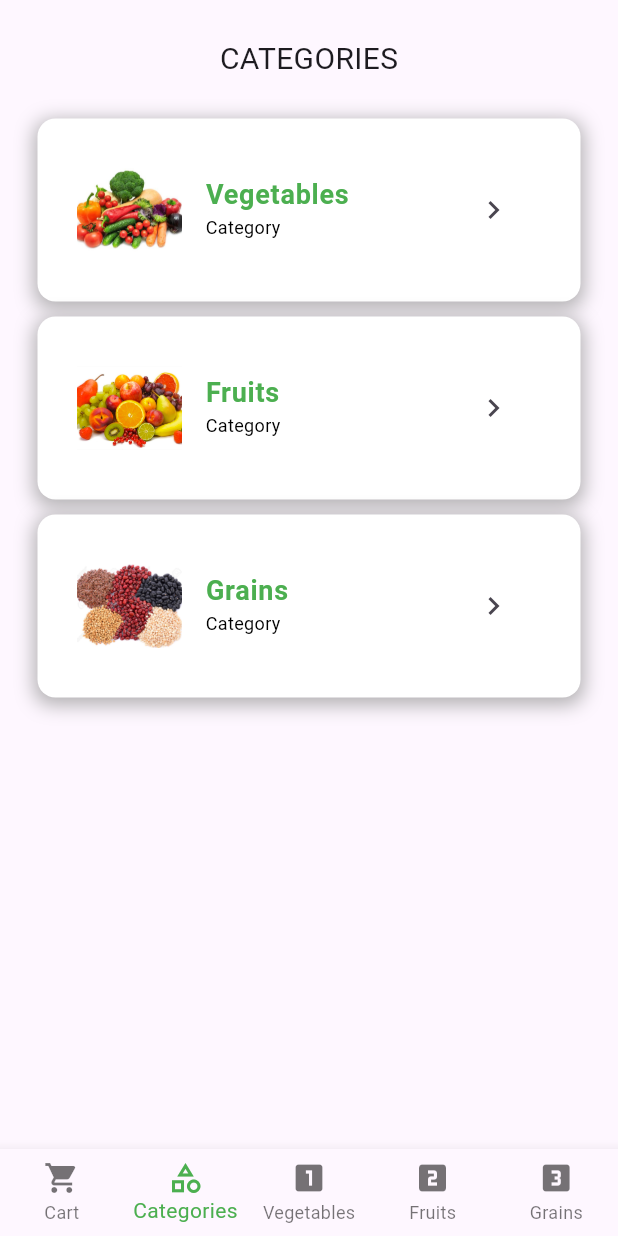
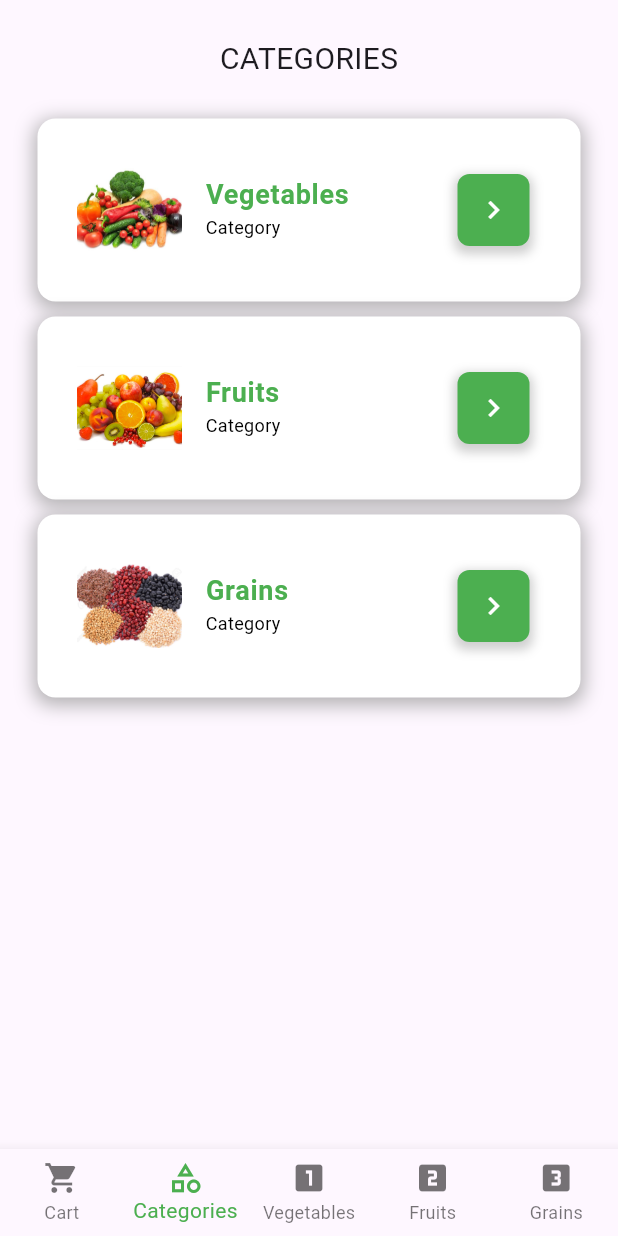
Before and after one commit to RubithaR/Farm2HomeApp, a Flutter app: the CartHomePage screen opened directly, item 2 of the bottom bar chosen, on a phone screen of 412 x 824 dp. Run offline on Flutter 3.47's test engine with Material 3 defaults, Android fonts, the light colour scheme and no system bars; our stand-ins replace cloud_firestore, firebase_auth, firebase_core, firebase_database, firebase_storage, google_maps_flutter and 1 more; accounts and stored records are empty.

Commit message:
Hari - 1st commit

```diff
--- a/lib/buyerpages/Cart/coffee_tile.dart
+++ b/lib/buyerpages/Cart/coffee_tile.dart
@@ -45,9 +45,24 @@ class CoffeeTile extends StatelessWidget{
           height: 180,
           fit: BoxFit.cover,
         ),
-        trailing: IconButton(
-          icon: icon,
-          onPressed: onPressed,
+        trailing: Container(
+          decoration: BoxDecoration(
+            color: Colors.green, // Background color of the button
+            borderRadius: BorderRadius.circular(8), // Rounded corners
+            boxShadow: [
+              BoxShadow(
+                color: Colors.grey.withOpacity(0.5), // Shadow color
+                spreadRadius: 2, // Spread radius
+                blurRadius: 5, // Blur radius
+                offset: Offset(0, 3), // Shadow offset
+              ),
+            ],
+          ),
+          child: IconButton(
+            icon: icon,
+            onPressed: onPressed,
+            color: Colors.white, // Icon color
+          ),
         ),
       ),
     );
```
